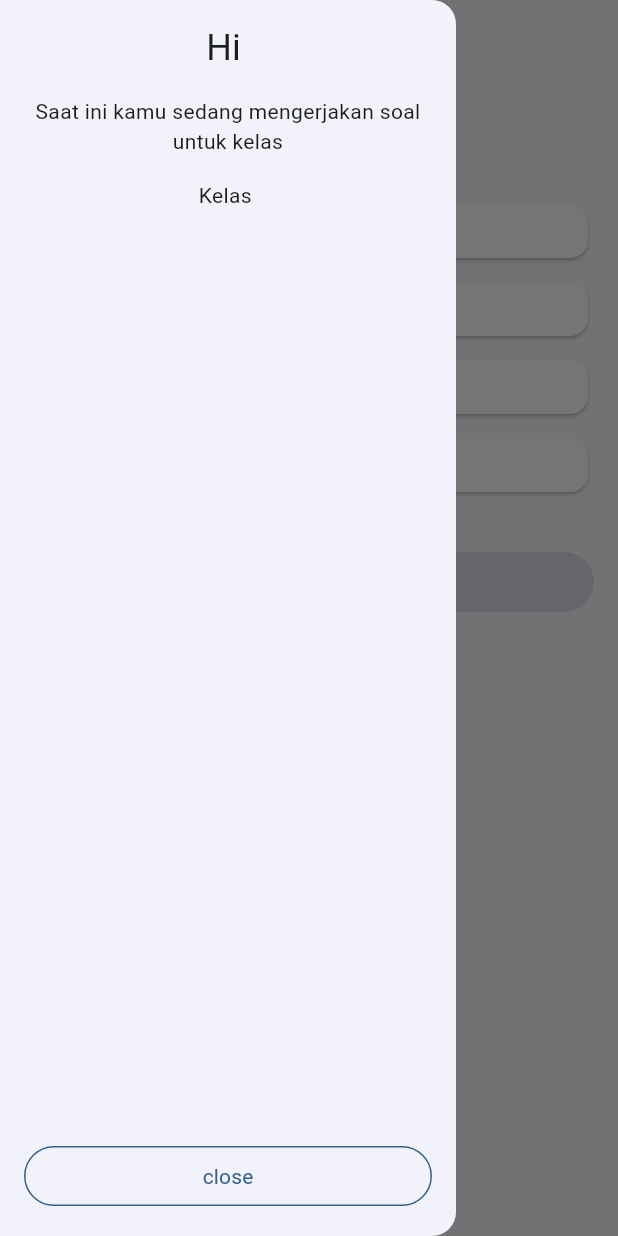
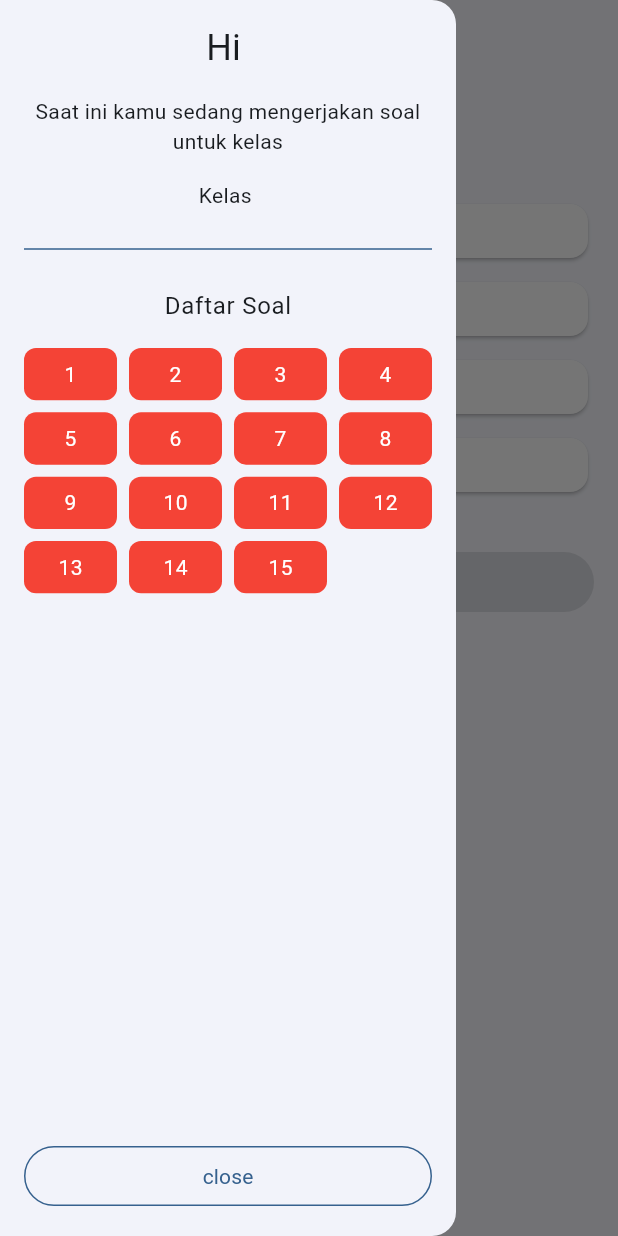
Before and after one commit to sipamungkas/Quizzo-a-quiz-app-flutter, a Flutter app: the QuestionsPage screen opened directly, with the side drawer open, on a phone screen of 412 x 824 dp. Run offline on Flutter 3.47's test engine with Material 3 defaults, Android fonts, the phone set to English and light mode, and no system bars.

Commit message:
feat(questions): update question list and drawer question number list

```diff
--- a/lib/models/question.dart
+++ b/lib/models/question.dart
@@ -35,7 +35,128 @@ var questionList = [
       OptionItem(isKey: false, option: "Antartika"),
       OptionItem(isKey: false, option: "Amerika"),
       OptionItem(isKey: false, option: "Afrika"),
-      ])
+    ],
+  ),
+  Question(
+    question: 'Dimanakah ibukota Indonesia',
+    optionList: <OptionItem>[
+      OptionItem(isKey: true, option: 'Jakarta'),
+      OptionItem(isKey: false, option: 'Sumatera'),
+      OptionItem(isKey: false, option: 'Semarang'),
+      OptionItem(isKey: false, option: 'Yogyakarta'),
+    ],
+  ),
+  Question(
+    question: 'Siapakah nama pahlawan dari aceh?',
+    optionList: <OptionItem>[
+      OptionItem(isKey: false, option: 'R.A Kartini'),
+      OptionItem(isKey: false, option: 'Ratu Kalinyamat'),
+      OptionItem(isKey: true, option: 'Cut Nyak Dien'),
+      OptionItem(isKey: false, option: 'Pattimura'),
+    ],
+  ),
+  Question(
+    image:
+        "https://4.bp.blogspot.com/-K_S0324sApU/T4aBDOX_SPI/AAAAAAAAABs/umS-FQjyxdI/s1600/pangaea.jpg",
+    question:
+        'Pada awalnya semua benua menjadi satu, apakah nama dari Benua diatas?',
+    optionList: <OptionItem>[
+      OptionItem(isKey: true, option: "Pangae"),
+      OptionItem(isKey: false, option: "Antartika"),
+      OptionItem(isKey: false, option: "Amerika"),
+      OptionItem(isKey: false, option: "Afrika"),
+    ],
+  ),
+  Question(
+    question: 'Dimanakah ibukota Indonesia',
+    optionList: <OptionItem>[
+      OptionItem(isKey: true, option: 'Jakarta'),
+      OptionItem(isKey: false, option: 'Sumatera'),
+      OptionItem(isKey: false, option: 'Semarang'),
+      OptionItem(isKey: false, option: 'Yogyakarta'),
+    ],
+  ),
+  Question(
+    question: 'Siapakah nama pahlawan dari aceh?',
+    optionList: <OptionItem>[
+      OptionItem(isKey: false, option: 'R.A Kartini'),
+      OptionItem(isKey: false, option: 'Ratu Kalinyamat'),
+      OptionItem(isKey: true, option: 'Cut Nyak Dien'),
+      OptionItem(isKey: false, option: 'Pattimura'),
+    ],
+  ),
+  Question(
+    image:
+        "https://4.bp.blogspot.com/-K_S0324sApU/T4aBDOX_SPI/AAAAAAAAABs/umS-FQjyxdI/s1600/pangaea.jpg",
+    question:
+        'Pada awalnya semua benua menjadi satu, apakah nama dari Benua diatas?',
+    optionList: <OptionItem>[
+      OptionItem(isKey: true, option: "Pangae"),
+      OptionItem(isKey: false, option: "Antartika"),
+      OptionItem(isKey: false, option: "Amerika"),
+      OptionItem(isKey: false, option: "Afrika"),
+    ],
+  ),
+  Question(
+    question: 'Dimanakah ibukota Indonesia',
+    optionList: <OptionItem>[
+      OptionItem(isKey: true, option: 'Jakarta'),
+      OptionItem(isKey: false, option: 'Sumatera'),
+      OptionItem(isKey: false, option: 'Semarang'),
+      OptionItem(isKey: false, option: 'Yogyakarta'),
+    ],
+  ),
+  Question(
+    question: 'Siapakah nama pahlawan dari aceh?',
+    optionList: <OptionItem>[
+      OptionItem(isKey: false, option: 'R.A Kartini'),
+      OptionItem(isKey: false, option: 'Ratu Kalinyamat'),
+      OptionItem(isKey: true, option: 'Cut Nyak Dien'),
+      OptionItem(isKey: false, option: 'Pattimura'),
+    ],
+  ),
+  Question(
+    image:
+        "https://4.bp.blogspot.com/-K_S0324sApU/T4aBDOX_SPI/AAAAAAAAABs/umS-FQjyxdI/s1600/pangaea.jpg",
+    question:
+        'Pada awalnya semua benua menjadi satu, apakah nama dari Benua diatas?',
+    optionList: <OptionItem>[
+      OptionItem(isKey: true, option: "Pangae"),
+      OptionItem(isKey: false, option: "Antartika"),
+      OptionItem(isKey: false, option: "Amerika"),
+      OptionItem(isKey: false, option: "Afrika"),
+    ],
+  ),
+  Question(
+    question: 'Dimanakah ibukota Indonesia',
+    optionList: <OptionItem>[
+      OptionItem(isKey: true, option: 'Jakarta'),
+      OptionItem(isKey: false, option: 'Sumatera'),
+      OptionItem(isKey: false, option: 'Semarang'),
+      OptionItem(isKey: false, option: 'Yogyakarta'),
+    ],
+  ),
+  Question(
+    question: 'Siapakah nama pahlawan dari aceh?',
+    optionList: <OptionItem>[
+      OptionItem(isKey: false, option: 'R.A Kartini'),
+      OptionItem(isKey: false, option: 'Ratu Kalinyamat'),
+      OptionItem(isKey: true, option: 'Cut Nyak Dien'),
+      OptionItem(isKey: false, option: 'Pattimura'),
+    ],
+  ),
+  Question(
+    image:
+        "https://4.bp.blogspot.com/-K_S0324sApU/T4aBDOX_SPI/AAAAAAAAABs/umS-FQjyxdI/s1600/pangaea.jpg",
+    question:
+        'Pada awalnya semua benua menjadi satu, apakah nama dari Benua diatas?',
+    optionList: <OptionItem>[
+      OptionItem(isKey: true, option: "Pangae"),
+      OptionItem(isKey: false, option: "Antartika"),
+      OptionItem(isKey: false, option: "Amerika"),
+      OptionItem(isKey: false, option: "Afrika"),
+    ],
+  ),
 ];
 
 class OptionItem {
--- a/lib/questions_page.dart
+++ b/lib/questions_page.dart
@@ -17,30 +17,31 @@ class QuestionsPage extends StatefulWidget {
 
 class _QuestionsPageState extends State<QuestionsPage> {
   int index = 0;
-  List<Map> answer = List.filled(questionList.length, {});
+  List<Answer> answer = List.generate(
+    questionList.length,
+    (index) => Answer(number: index, optionIndex: -1, isKey: false),
+  );
   int selectedOption = -1;
   bool isTrue = false;
 
-  void updateIndex(number) {
+  void updateIndex(number, selectedAnswer) {
     setState(() {
       index = number;
       isTrue = false;
+      selectedOption = selectedAnswer;
     });
   }
 
   void updateAnswer(number, optionIndex, isKey) {
     setState(() {
-      answer[index] = {
-        'number': number,
-        'optionIndex': optionIndex,
-        'isKey': isKey
-      };
+      answer[index] =
+          Answer(number: number, optionIndex: optionIndex, isKey: isKey);
     });
     log('answer: $answer');
   }
 
   void navigatoToResult(context) {
-    var correctAnswer = answer.where((element) => element['isKey'] == true);
+    var correctAnswer = answer.where((element) => element.isKey == true);
     final double result = correctAnswer.length / answer.length * 100;
     Provider.of<DataModel>(context, listen: false)
         .updateResult(result.toStringAsFixed(2));
@@ -60,15 +61,14 @@ class _QuestionsPageState extends State<QuestionsPage> {
     if (index == questionList.length - 1) {
       navigatoToResult(context);
     } else {
-      updateIndex(index + 1);
-      selectedOption = -1;
+      updateIndex(index + 1, -1);
     }
   }
 
   @override
   Widget build(BuildContext context) {
     return Scaffold(
-      drawer: const DrawerMobile(),
+      drawer: DrawerMobile(answer: answer, updateIndex: updateIndex),
       appBar: AppBar(
         // automaticallyImplyLeading: false,
         title: Text('Soal Nomor ${(index + 1).toString()}'),
--- a/lib/widgets/drawer_mobile.dart
+++ b/lib/widgets/drawer_mobile.dart
@@ -1,11 +1,19 @@
 import 'package:flutter/material.dart';
 import 'package:provider/provider.dart';
 import 'package:quizzo/main.dart';
+import 'package:quizzo/widgets/question_item.dart';
 
 class DrawerMobile extends StatelessWidget {
-  const DrawerMobile({
-    super.key,
-  });
+  final List<Answer> answer;
+  final Function updateIndex;
+  const DrawerMobile(
+      {Key? key, required this.answer, required this.updateIndex})
+      : super(key: key);
+
+  void updatePage(context, index, selectedAnswer) {
+    Navigator.pop(context);
+    updateIndex(index, selectedAnswer);
+  }
 
   @override
   Widget build(BuildContext context) {
@@ -34,6 +42,54 @@ class DrawerMobile extends StatelessWidget {
                       const SizedBox(
                         height: 16,
                       ),
+                      Divider(
+                        height: 20,
+                        thickness: 1,
+                        endIndent: 0,
+                        color: Theme.of(context).colorScheme.primary,
+                      ),
+                      const SizedBox(
+                        height: 16,
+                      ),
+                      Text(
+                        'Daftar Soal',
+                        style: Theme.of(context).textTheme.bodyLarge,
+                      ),
+                      const SizedBox(
+                        height: 16,
+                      ),
+                      Expanded(
+                        child: GridView.count(
+                          crossAxisCount: 4,
+                          crossAxisSpacing: 8,
+                          childAspectRatio: 16 / 9,
+                          mainAxisSpacing: 8,
+                          children: <Widget>[
+                            ...answer
+                                .map((e) => InkWell(
+                                      onTap: () {
+                                        updatePage(
+                                            context, e.number, e.optionIndex);
+                                      },
+                                      child: Container(
+                                          decoration: BoxDecoration(
+                                              color: e.optionIndex != -1
+                                                  ? Colors.green
+                                                  : Colors.red,
+                                              borderRadius:
+                                                  BorderRadius.circular(8)),
+                                          child: Center(
+                                            child: Text(
+                                              (e.number + 1).toString(),
+                                              style: const TextStyle(
+                                                  color: Colors.white),
+                                            ),
+                                          )),
+                                    ))
+                                .toList()
+                          ],
+                        ),
+                      ),
                     ],
                   ),
                 ),
@@ -55,7 +111,7 @@ class DrawerMobile extends StatelessWidget {
                       },
                     );
                   }),
-                )
+                ),
               ],
             );
           }),
@@ -64,3 +120,11 @@ class DrawerMobile extends StatelessWidget {
     );
   }
 }
+
+class Answer {
+  final int number;
+  final int optionIndex;
+  final bool? isKey;
+
+  Answer({required this.number, required this.optionIndex, this.isKey = false});
+}
```
Lines whose indentation alone changed are shown as unchanged.
